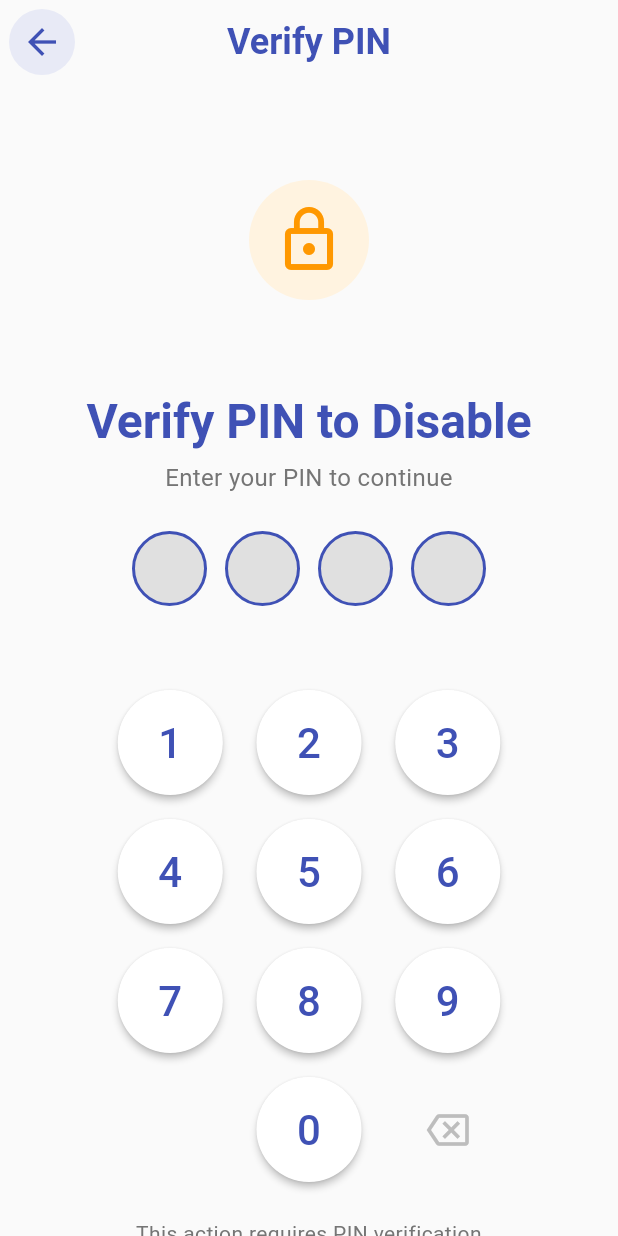
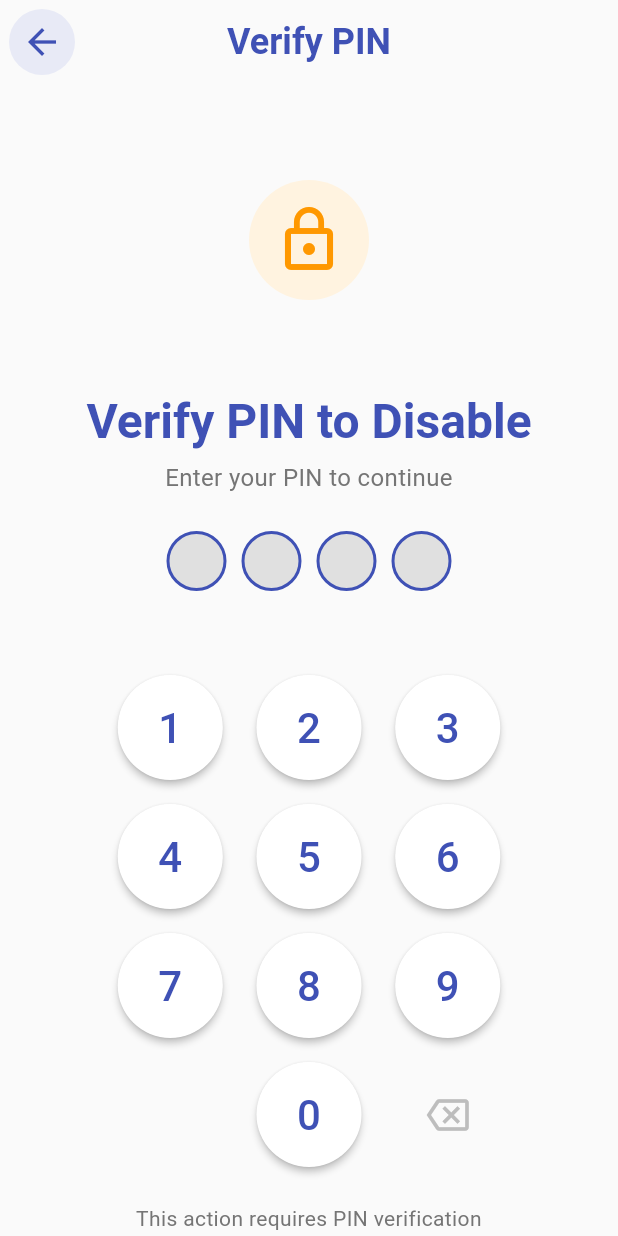
Before and after one commit to Pilotx1992/alkhazna, a Flutter app: the VerifyPinScreen screen opened directly, on a phone screen of 412 x 824 dp. Run offline on Flutter 3.47's test engine with Material 3 defaults, Android fonts, the phone set to English and light mode, and no system bars; our stand-ins replace connectivity_plus, device_info_plus, file_picker, flutter_local_notifications, flutter_secure_storage, google_sign_in and 11 more; missing offline and left inert: cryptography, googleapis, mailer, workmanager; accounts and stored records are empty; Roboto replaces fonts that are missing (Cairo).

Commit message:
style: Further reduce PIN dots size
Reduced PIN dots to more compact size:
- Dot size: 50x50 -> 40x40
- Dot margin: 6px -> 5px
- Inner circle: 16 -> 12

Total reduction: 33% smaller than original (60x60 -> 40x40)

```diff
--- a/lib/widgets/pin_input_widget.dart
+++ b/lib/widgets/pin_input_widget.dart
@@ -173,9 +173,9 @@ class PinInputWidgetState extends State<PinInputWidget>
               return AnimatedContainer(
                 duration: const Duration(milliseconds: 200),
                 curve: Curves.easeInOut,
-                margin: const EdgeInsets.symmetric(horizontal: 6),
-                width: 50,
-                height: 50,
+                margin: const EdgeInsets.symmetric(horizontal: 5),
+                width: 40,
+                height: 40,
                 decoration: BoxDecoration(
                   shape: BoxShape.circle,
                   color: isFilled
@@ -201,7 +201,7 @@ class PinInputWidgetState extends State<PinInputWidget>
                         child: Icon(
                           Icons.circle,
                           color: Colors.white,
-                          size: 16,
+                          size: 12,
                         ),
                       )
                     : null,
```
